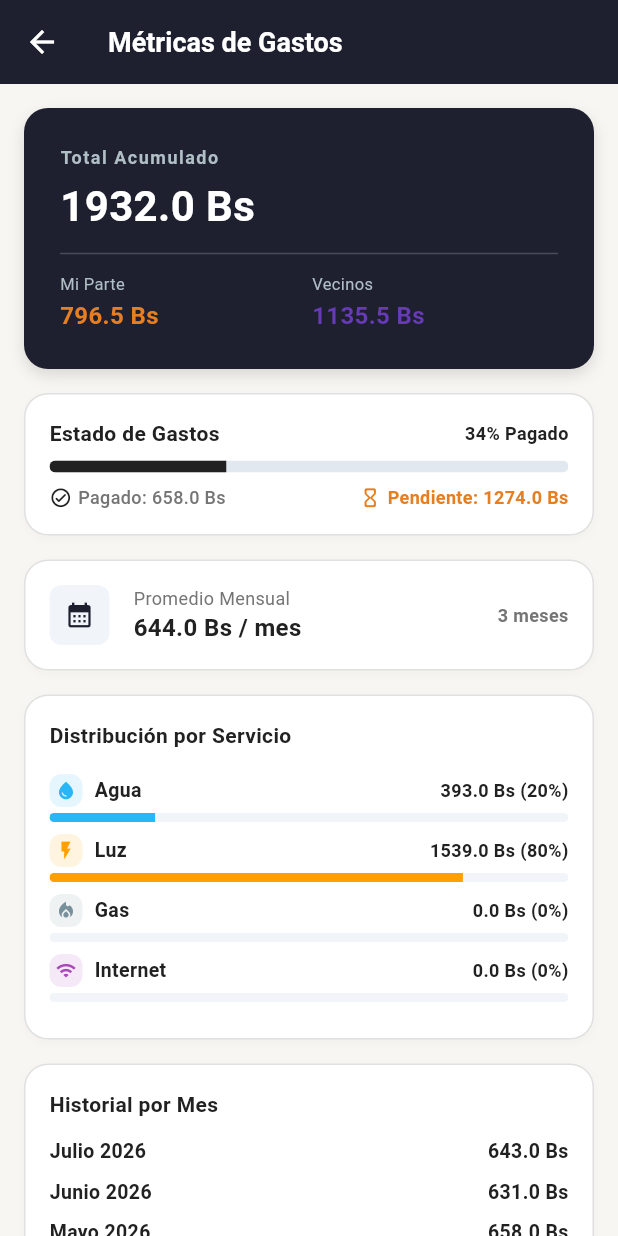
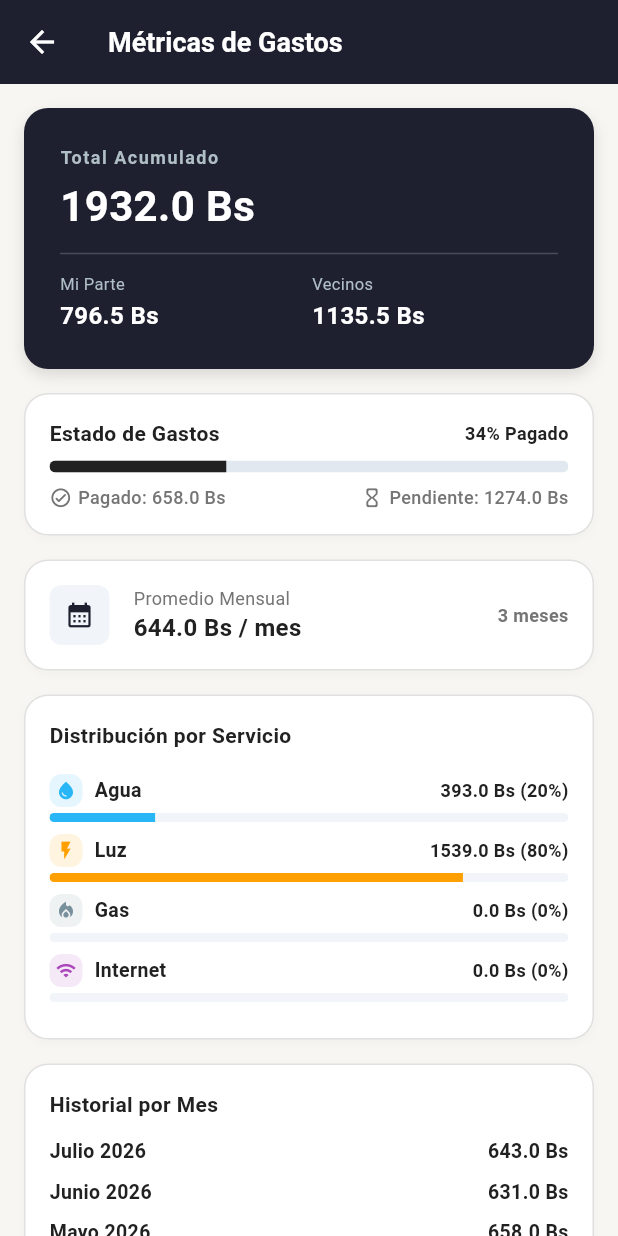
Before and after one commit to Alejandro-Gerard-Sejas-Jiemenez/service_basic, a Flutter app: the screen it shows after launch, after a tap on the "bar chart" icon, on a phone screen of 412 x 824 dp. Run offline on Flutter 3.47's test engine with Material 3 defaults, Android fonts, the phone set to English and light mode, and no system bars; our stand-ins replace shared_preferences.

Commit message:
refactor: update KPI and pending text colors

```diff
--- a/lib/ui/features/home/views/metrics_screen.dart
+++ b/lib/ui/features/home/views/metrics_screen.dart
@@ -106,7 +106,6 @@ class MetricsScreen extends StatelessWidget {
                                 label: AppStrings.myTotal,
                                 value:
                                     '${viewModel.allTimeOwnerTotal.toStringAsFixed(1)} Bs',
-                                color: AppColors.owner,
                               ),
                             ),
                             const SizedBox(width: AppSpacing.xs),
@@ -115,7 +114,6 @@ class MetricsScreen extends StatelessWidget {
                                 label: AppStrings.tenantTotal,
                                 value:
                                     '${viewModel.allTimeTenantTotal.toStringAsFixed(1)} Bs',
-                                color: AppColors.tenant,
                               ),
                             ),
                           ],
@@ -190,7 +188,7 @@ class MetricsScreen extends StatelessWidget {
                                   const Icon(
                                     Icons.check_circle_outline_rounded,
                                     size: 15,
-                                    color: AppColors.textPrimary,
+                                    color: AppColors.textSecondary,
                                   ),
                                   const SizedBox(width: 4),
                                   Flexible(
@@ -219,7 +217,7 @@ class MetricsScreen extends StatelessWidget {
                                   const Icon(
                                     Icons.hourglass_empty_rounded,
                                     size: 15,
-                                    color: AppColors.owner,
+                                    color: AppColors.textSecondary,
                                   ),
                                   const SizedBox(width: 4),
                                   Flexible(
@@ -231,8 +229,8 @@ class MetricsScreen extends StatelessWidget {
                                         textAlign: TextAlign.end,
                                         style: const TextStyle(
                                           fontSize: 12,
-                                          color: AppColors.owner,
-                                          fontWeight: FontWeight.w600,
+                                          color: AppColors.textSecondary,
+                                          fontWeight: FontWeight.w500,
                                         ),
                                       ),
                                     ),
@@ -478,11 +476,7 @@ class MetricsScreen extends StatelessWidget {
     );
   }
 
-  static Widget _buildKpiMini({
-    required String label,
-    required String value,
-    required Color color,
-  }) {
+  static Widget _buildKpiMini({required String label, required String value}) {
     return Column(
       crossAxisAlignment: CrossAxisAlignment.start,
       children: [
@@ -493,8 +487,8 @@ class MetricsScreen extends StatelessWidget {
         const SizedBox(height: 2),
         Text(
           value,
-          style: TextStyle(
-            color: color,
+          style: const TextStyle(
+            color: Colors.white,
             fontSize: 16,
             fontWeight: FontWeight.bold,
           ),
```
Also changed, not shown: 1 other file.
